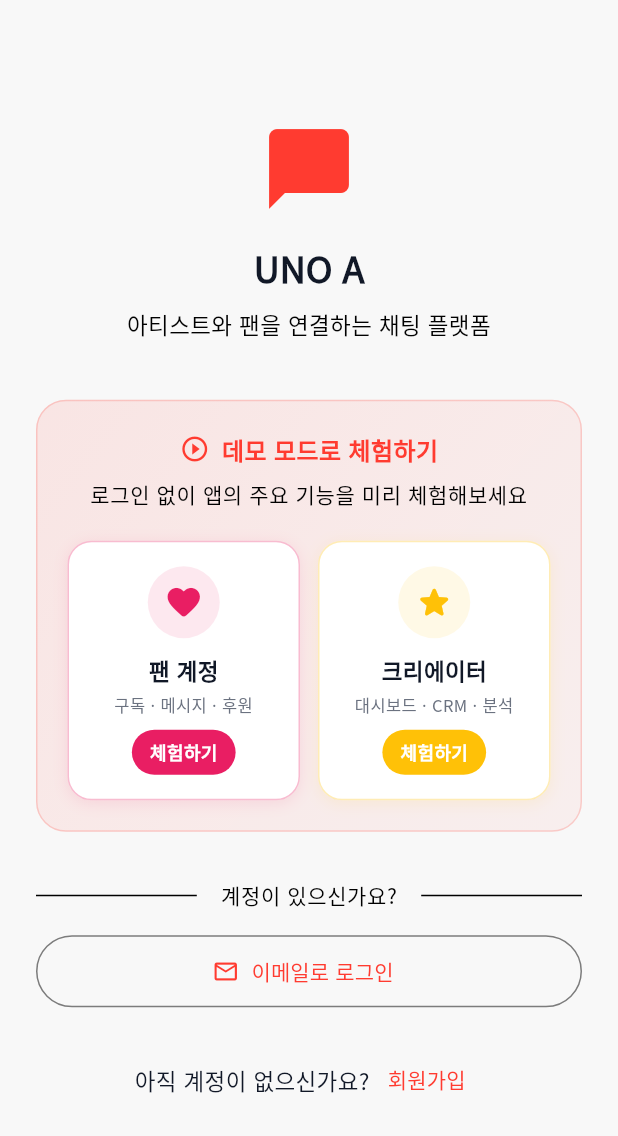
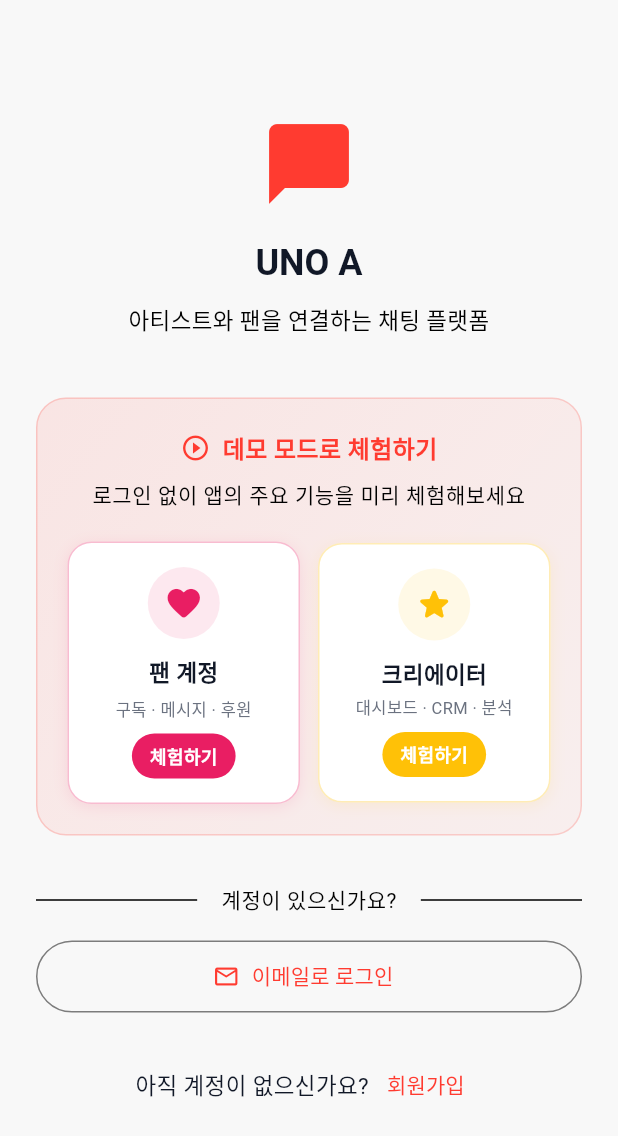
Before and after one commit to teo53/unoa-g, a Flutter app: the screen it shows after launch, on a phone screen of 412 x 824 dp. Shown: the top 1136 px of the screen. Run offline on Flutter 3.47's test engine with Material 3 defaults, Android fonts, the phone set to English and light mode, and no system bars; drawn by our look-alikes of sentry_flutter; our stand-ins replace cached_network_image, flutter_image_compress, flutter_riverpod, go_router, hive_flutter, image_picker and 2 more; missing offline and left inert: record, video_compress; accounts and stored records are empty; Roboto replaces fonts that are missing (Pretendard); project files that could hold a hidden picture were left out.

Commit message:
feat: Pretendard 폰트 설치 및 google_fonts 제거
- Pretendard v1.3.9 OTF 파일 9개 웨이트 추가 (100~900)
- pubspec.yaml: fonts 섹션에 Pretendard 선언, google_fonts 의존성 제거
- app_theme.dart: GoogleFonts.notoSansKr() → fontFamily: 'Pretendard'
- app_typography.dart: GoogleFonts.notoSansKr() → fontFamily: 'Pretendard'
- ThemeData에 fontFamily: 'Pretendard' 글로벌 설정 추가
- CLAUDE.md 폰트 현황 업데이트

https://claude.ai/code/session_019RdtvQUnky5bAQAgKPtEaW

```diff
--- a/lib/core/theme/app_theme.dart
+++ b/lib/core/theme/app_theme.dart
@@ -1,27 +1,28 @@
 import 'package:flutter/material.dart';
-import 'package:google_fonts/google_fonts.dart';
 import 'app_colors.dart';
 import 'app_radius.dart';
 import 'app_spacing.dart';
 
+const String _fontFamily = 'Pretendard';
+
 class AppTheme {
   static TextTheme _buildTextTheme(Color color) {
     return TextTheme(
-      displayLarge: GoogleFonts.notoSansKr(fontSize: 32, fontWeight: FontWeight.w900, color: color, height: 1.5),
-      displayMedium: GoogleFonts.notoSansKr(fontSize: 28, fontWeight: FontWeight.w700, color: color, height: 1.5),
-      displaySmall: GoogleFonts.notoSansKr(fontSize: 24, fontWeight: FontWeight.w700, color: color, height: 1.5),
-      headlineLarge: GoogleFonts.notoSansKr(fontSize: 24, fontWeight: FontWeight.w700, color: color, height: 1.5),
-      headlineMedium: GoogleFonts.notoSansKr(fontSize: 20, fontWeight: FontWeight.w700, color: color, height: 1.5),
-      headlineSmall: GoogleFonts.notoSansKr(fontSize: 18, fontWeight: FontWeight.w700, color: color, height: 1.5),
-      titleLarge: GoogleFonts.notoSansKr(fontSize: 18, fontWeight: FontWeight.w600, color: color, height: 1.5),
-      titleMedium: GoogleFonts.notoSansKr(fontSize: 16, fontWeight: FontWeight.w600, color: color, height: 1.5),
-      titleSmall: GoogleFonts.notoSansKr(fontSize: 14, fontWeight: FontWeight.w600, color: color, height: 1.5),
-      bodyLarge: GoogleFonts.notoSansKr(fontSize: 16, fontWeight: FontWeight.w400, color: color, height: 1.5),
-      bodyMedium: GoogleFonts.notoSansKr(fontSize: 15, fontWeight: FontWeight.w400, color: color, height: 1.5),
-      bodySmall: GoogleFonts.notoSansKr(fontSize: 14, fontWeight: FontWeight.w400, color: color, height: 1.5),
-      labelLarge: GoogleFonts.notoSansKr(fontSize: 14, fontWeight: FontWeight.w500, color: color, height: 1.5),
-      labelMedium: GoogleFonts.notoSansKr(fontSize: 12, fontWeight: FontWeight.w500, color: color, height: 1.5),
-      labelSmall: GoogleFonts.notoSansKr(fontSize: 11, fontWeight: FontWeight.w500, color: color, height: 1.5),
+      displayLarge: TextStyle(fontFamily: _fontFamily, fontSize: 32, fontWeight: FontWeight.w900, color: color, height: 1.5),
+      displayMedium: TextStyle(fontFamily: _fontFamily, fontSize: 28, fontWeight: FontWeight.w700, color: color, height: 1.5),
+      displaySmall: TextStyle(fontFamily: _fontFamily, fontSize: 24, fontWeight: FontWeight.w700, color: color, height: 1.5),
+      headlineLarge: TextStyle(fontFamily: _fontFamily, fontSize: 24, fontWeight: FontWeight.w700, color: color, height: 1.5),
+      headlineMedium: TextStyle(fontFamily: _fontFamily, fontSize: 20, fontWeight: FontWeight.w700, color: color, height: 1.5),
+      headlineSmall: TextStyle(fontFamily: _fontFamily, fontSize: 18, fontWeight: FontWeight.w700, color: color, height: 1.5),
+      titleLarge: TextStyle(fontFamily: _fontFamily, fontSize: 18, fontWeight: FontWeight.w600, color: color, height: 1.5),
+      titleMedium: TextStyle(fontFamily: _fontFamily, fontSize: 16, fontWeight: FontWeight.w600, color: color, height: 1.5),
+      titleSmall: TextStyle(fontFamily: _fontFamily, fontSize: 14, fontWeight: FontWeight.w600, color: color, height: 1.5),
+      bodyLarge: TextStyle(fontFamily: _fontFamily, fontSize: 16, fontWeight: FontWeight.w400, color: color, height: 1.5),
+      bodyMedium: TextStyle(fontFamily: _fontFamily, fontSize: 15, fontWeight: FontWeight.w400, color: color, height: 1.5),
+      bodySmall: TextStyle(fontFamily: _fontFamily, fontSize: 14, fontWeight: FontWeight.w400, color: color, height: 1.5),
+      labelLarge: TextStyle(fontFamily: _fontFamily, fontSize: 14, fontWeight: FontWeight.w500, color: color, height: 1.5),
+      labelMedium: TextStyle(fontFamily: _fontFamily, fontSize: 12, fontWeight: FontWeight.w500, color: color, height: 1.5),
+      labelSmall: TextStyle(fontFamily: _fontFamily, fontSize: 11, fontWeight: FontWeight.w500, color: color, height: 1.5),
     );
   }
 
@@ -29,6 +30,7 @@ class AppTheme {
     return ThemeData(
       useMaterial3: true,
       brightness: Brightness.light,
+      fontFamily: _fontFamily,
       primaryColor: AppColors.primary,
       scaffoldBackgroundColor: AppColors.backgroundLight,
       colorScheme: const ColorScheme.light(
@@ -38,11 +40,12 @@ class AppTheme {
         error: Colors.red,
       ),
       textTheme: _buildTextTheme(AppColors.textMainLight),
-      appBarTheme: AppBarTheme(
+      appBarTheme: const AppBarTheme(
         backgroundColor: Colors.transparent,
         elevation: 0,
-        iconTheme: const IconThemeData(color: AppColors.textMainLight),
-        titleTextStyle: GoogleFonts.notoSansKr(
+        iconTheme: IconThemeData(color: AppColors.textMainLight),
+        titleTextStyle: TextStyle(
+          fontFamily: _fontFamily,
           color: AppColors.textMainLight,
           fontSize: 18,
           fontWeight: FontWeight.w700,
@@ -73,7 +76,8 @@ class AppTheme {
           borderSide: const BorderSide(color: AppColors.primary, width: 2),
         ),
         contentPadding: const EdgeInsets.symmetric(horizontal: AppSpacing.lg, vertical: AppSpacing.md),
-        hintStyle: GoogleFonts.notoSansKr(
+        hintStyle: TextStyle(
+          fontFamily: _fontFamily,
           color: Colors.grey[400],
           fontSize: 14,
         ),
@@ -87,7 +91,8 @@ class AppTheme {
           shape: RoundedRectangleBorder(
             borderRadius: BorderRadius.circular(AppRadius.md),
           ),
-          textStyle: GoogleFonts.notoSansKr(
+          textStyle: const TextStyle(
+            fontFamily: _fontFamily,
             fontSize: 14,
             fontWeight: FontWeight.w700,
           ),
@@ -101,6 +106,7 @@ class AppTheme {
     return ThemeData(
       useMaterial3: true,
       brightness: Brightness.dark,
+      fontFamily: _fontFamily,
       primaryColor: AppColors.primary,
       scaffoldBackgroundColor: AppColors.backgroundDark,
       colorScheme: const ColorScheme.dark(
@@ -110,11 +116,12 @@ class AppTheme {
         error: Colors.red,
       ),
       textTheme: _buildTextTheme(AppColors.textMainDark),
-      appBarTheme: AppBarTheme(
+      appBarTheme: const AppBarTheme(
         backgroundColor: Colors.transparent,
         elevation: 0,
-        iconTheme: const IconThemeData(color: AppColors.textMainDark),
-        titleTextStyle: GoogleFonts.notoSansKr(
+        iconTheme: IconThemeData(color: AppColors.textMainDark),
+        titleTextStyle: TextStyle(
+          fontFamily: _fontFamily,
           color: AppColors.textMainDark,
           fontSize: 18,
           fontWeight: FontWeight.w700,
@@ -145,7 +152,8 @@ class AppTheme {
           borderSide: const BorderSide(color: AppColors.primary, width: 2),
         ),
         contentPadding: const EdgeInsets.symmetric(horizontal: AppSpacing.lg, vertical: AppSpacing.md),
-        hintStyle: GoogleFonts.notoSansKr(
+        hintStyle: TextStyle(
+          fontFamily: _fontFamily,
           color: Colors.grey[500],
           fontSize: 14,
         ),
@@ -159,7 +167,8 @@ class AppTheme {
           shape: RoundedRectangleBorder(
             borderRadius: BorderRadius.circular(AppRadius.md),
           ),
-          textStyle: GoogleFonts.notoSansKr(
+          textStyle: const TextStyle(
+            fontFamily: _fontFamily,
             fontSize: 14,
             fontWeight: FontWeight.w700,
           ),
--- a/lib/core/theme/app_typography.dart
+++ b/lib/core/theme/app_typography.dart
@@ -1,8 +1,9 @@
 import 'package:flutter/material.dart';
-import 'package:google_fonts/google_fonts.dart';
+
+const String _fontFamily = 'Pretendard';
 
 class AppTypography {
-  static TextStyle get _baseStyle => GoogleFonts.notoSansKr();
+  static const TextStyle _baseStyle = TextStyle(fontFamily: _fontFamily);
 
   // Display
   static TextStyle displayLarge(Color color) => _baseStyle.copyWith(
```
Also changed, not shown: pubspec.yaml (+22 -1 lines), assets/fonts/Pretendard-Thin.otf (added), 9 other files.
